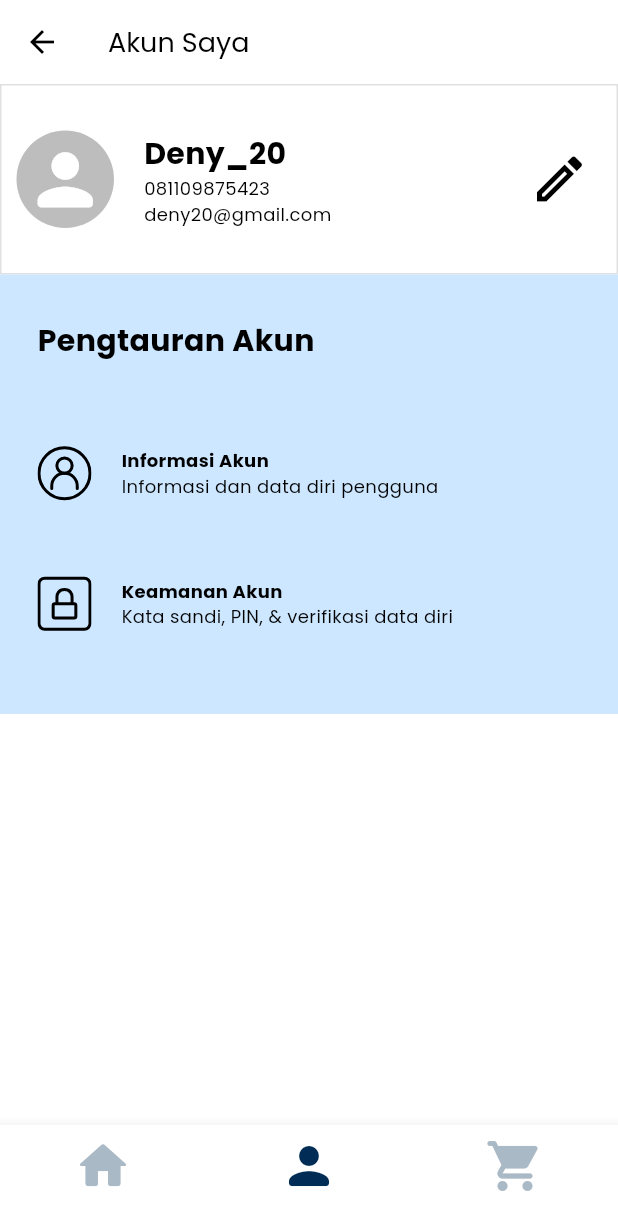
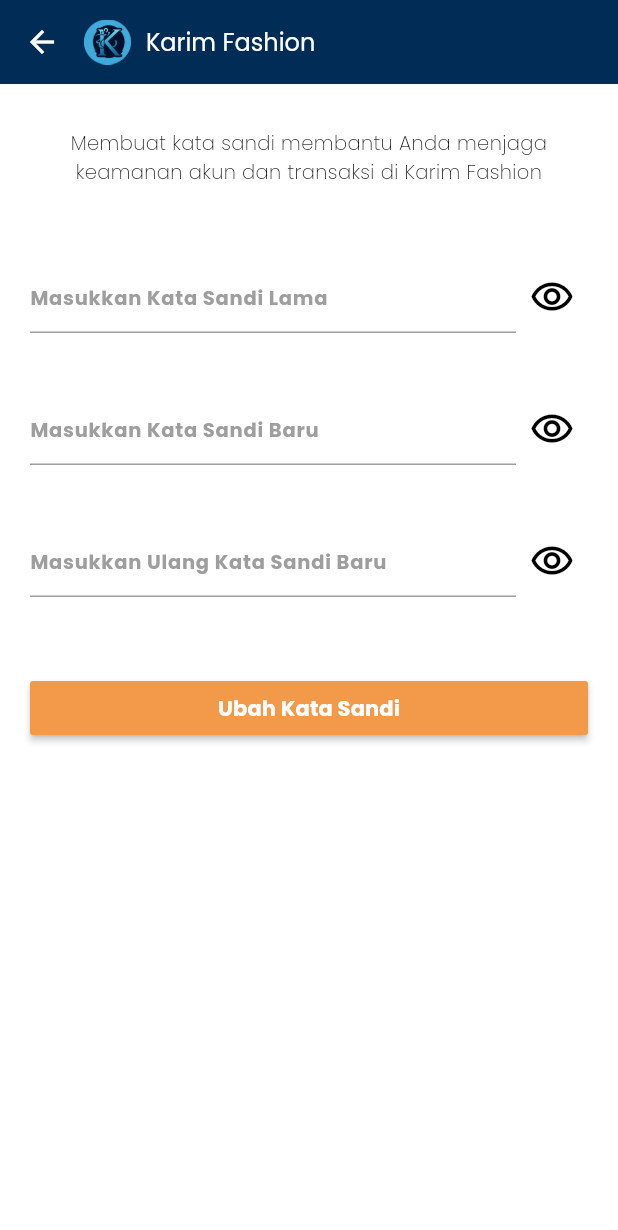
Before and after one commit to Neuxtron/karim_fashion, a Flutter app: the MainPage screen opened by its route, item 2 of the bottom bar chosen, after a tap on "Keamanan Akun", on a phone screen of 412 x 824 dp. Shown: the top 1230 px of the screen. Run offline on Flutter 3.47's test engine with Material 2 defaults, Android fonts, the phone set to English and light mode, and no system bars; our stand-ins replace flutter_svg; network calls fail.

Commit message:
slicing keamanan akun

```diff
--- a/karim_fashion_mobile/lib/main.dart
+++ b/karim_fashion_mobile/lib/main.dart
@@ -7,6 +7,7 @@ import 'package:karim_fashion/view_models/user_view_model.dart';
 import 'package:karim_fashion/views/checkout/checkout_page.dart';
 import 'package:karim_fashion/views/deskripsi/deskripsi_page.dart';
 import 'package:karim_fashion/views/info_akun/info_akun_page.dart';
+import 'package:karim_fashion/views/keamanan_akun/keamanan_akun_page.dart';
 import 'package:karim_fashion/views/keranjang/keranjang_page.dart';
 import 'package:karim_fashion/views/main/main_page.dart';
 import 'package:karim_fashion/views/signup/signup_page.dart';
@@ -54,6 +55,7 @@ class MyApp extends StatelessWidget {
           "/keranjang": (context) => const KeranjangPage(),
           "/checkout": (context) => const CheckoutPage(),
           "/info_akun": (context) => const InfoAkunPage(),
+          "/keamanan_akun": (context) => const KeamananAkunPage(),
         },
       ),
     );
--- a/karim_fashion_mobile/lib/views/akun/akun_page.dart
+++ b/karim_fashion_mobile/lib/views/akun/akun_page.dart
@@ -99,7 +99,7 @@ class AkunPage extends StatelessWidget {
                 ),
               ),
               InkWell(
-                onTap: () {},
+                onTap: () => Navigator.pushNamed(context, "/keamanan_akun"),
                 child: Padding(
                   padding: const EdgeInsets.symmetric(vertical: 25),
                   child: Row(
--- /dev/null
+++ b/karim_fashion_mobile/lib/views/keamanan_akun/keamanan_akun_page.dart
@@ -0,0 +1,86 @@
+import 'package:flutter/material.dart';
+import 'package:karim_fashion/utils/app_constants.dart';
+import 'package:karim_fashion/views/keamanan_akun/password_item.dart';
+import 'package:karim_fashion/views/widgets/my_button.dart';
+
+class KeamananAkunPage extends StatefulWidget {
+  const KeamananAkunPage({super.key});
+
+  @override
+  State<KeamananAkunPage> createState() => _KeamananAkunPageState();
+}
+
+class _KeamananAkunPageState extends State<KeamananAkunPage> {
+  final _lamaController = TextEditingController();
+  final _baruController = TextEditingController();
+  final _kBaruController = TextEditingController();
+
+  void submitPassword() {}
+
+  @override
+  Widget build(BuildContext context) {
+    return Scaffold(
+      appBar: buildAppBar(),
+      body: SingleChildScrollView(
+        child: Padding(
+          padding: const EdgeInsets.symmetric(horizontal: 20),
+          child: Column(
+            children: [
+              const Padding(
+                padding: EdgeInsets.symmetric(vertical: 30),
+                child: Text(
+                  "Membuat kata sandi membantu Anda menjaga keamanan akun dan transaksi di Karim Fashion",
+                  textAlign: TextAlign.center,
+                  style: TextStyle(
+                    fontWeight: FontWeight.w200,
+                    fontSize: 13,
+                  ),
+                ),
+              ),
+              PasswordItem(
+                controller: _lamaController,
+                hintText: "Masukkan Kata Sandi Lama",
+              ),
+              PasswordItem(
+                controller: _baruController,
+                hintText: "Masukkan Kata Sandi Baru",
+              ),
+              PasswordItem(
+                controller: _kBaruController,
+                hintText: "Masukkan Ulang Kata Sandi Baru",
+              ),
+              MyButton(
+                onPressed: submitPassword,
+                text: "Ubah Kata Sandi",
+                textStyle: const TextStyle(fontWeight: FontWeight.bold),
+                margin: const EdgeInsets.only(top: 30),
+                minWidth: double.infinity,
+              ),
+            ],
+          ),
+        ),
+      ),
+    );
+  }
+
+  AppBar buildAppBar() {
+    return AppBar(
+      backgroundColor: AppConstants.primary,
+      foregroundColor: Colors.white,
+      titleSpacing: 0,
+      title: Row(
+        children: [
+          Image.asset(
+            "assets/images/logo.png",
+            height: 30,
+          ),
+          const SizedBox(width: 10),
+          const Text(
+            "Karim Fashion",
+            style: TextStyle(fontSize: 16),
+          ),
+        ],
+      ),
+    );
+  }
+}
--- /dev/null
+++ b/karim_fashion_mobile/lib/views/keamanan_akun/password_item.dart
@@ -0,0 +1,61 @@
+import 'package:flutter/material.dart';
+
+class PasswordItem extends StatefulWidget {
+  final TextEditingController controller;
+  final String hintText;
+
+  const PasswordItem({
+    super.key,
+    required this.controller,
+    required this.hintText,
+  });
+
+  @override
+  State<PasswordItem> createState() => _PasswordItemState();
+}
+
+class _PasswordItemState extends State<PasswordItem> {
+  bool _showPassword = false;
+
+  @override
+  Widget build(BuildContext context) {
+    return Padding(
+      padding: const EdgeInsets.symmetric(vertical: 20),
+      child: Row(
+        children: [
+          Expanded(
+            child: TextField(
+              controller: widget.controller,
+              obscureText: !_showPassword,
+              decoration: InputDecoration(
+                hintText: widget.hintText,
+                hintStyle: const TextStyle(
+                  fontWeight: FontWeight.bold,
+                  fontSize: 13,
+                  color: Colors.grey,
+                ),
+                enabledBorder: buildBorder(),
+                focusedBorder: buildBorder(),
+              ),
+            ),
+          ),
+          IconButton(
+            onPressed: () => setState(() => _showPassword = !_showPassword),
+            iconSize: 30,
+            icon: Icon(
+              _showPassword
+                  ? Icons.visibility_off_outlined
+                  : Icons.visibility_outlined,
+            ),
+          ),
+        ],
+      ),
+    );
+  }
+
+  InputBorder buildBorder() {
+    return const UnderlineInputBorder(
+      borderSide: BorderSide(color: Colors.grey),
+    );
+  }
+}
--- a/karim_fashion_mobile/pubspec.yaml
+++ b/karim_fashion_mobile/pubspec.yaml
@@ -90,6 +90,8 @@ flutter:
         - asset: assets/fonts/Poppins-Regular.ttf
         - asset: assets/fonts/Poppins-Bold.ttf
           weight: 700
+        - asset: assets/fonts/Poppins-ExtraLight.ttf
+          weight: 200
   #
   # For details regarding fonts from package dependencies,
   # see https://flutter.dev/custom-fonts/#from-packages
```
Also changed, not shown: karim_fashion_mobile/assets/fonts/Poppins-ExtraLight.ttf (added).
